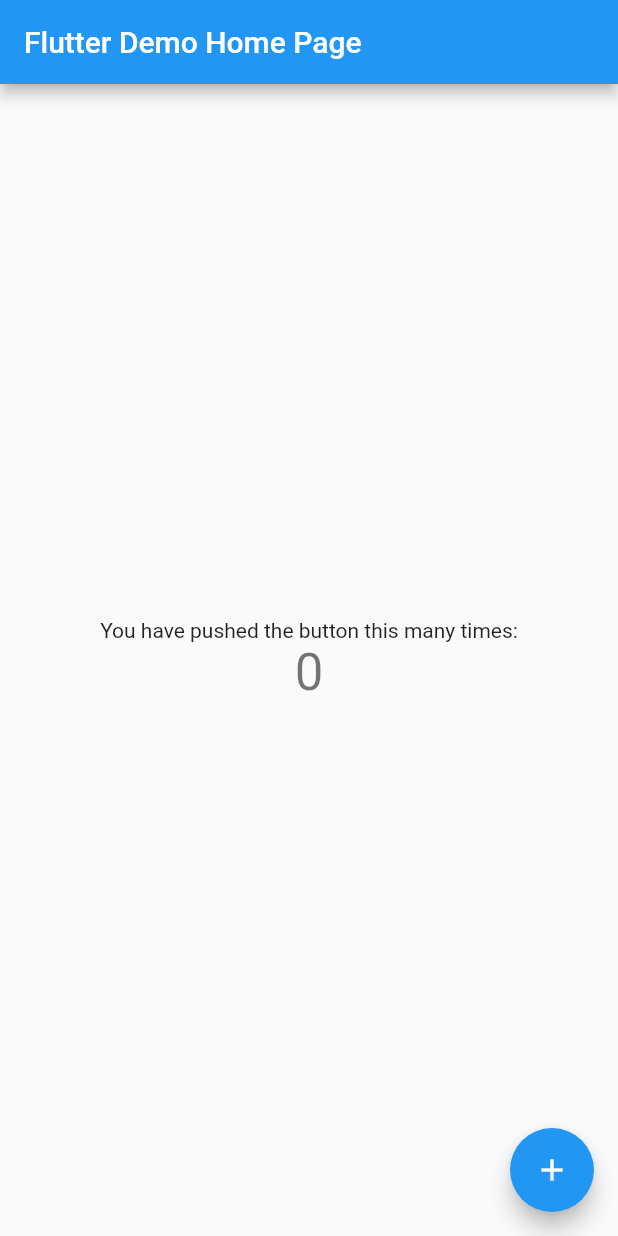
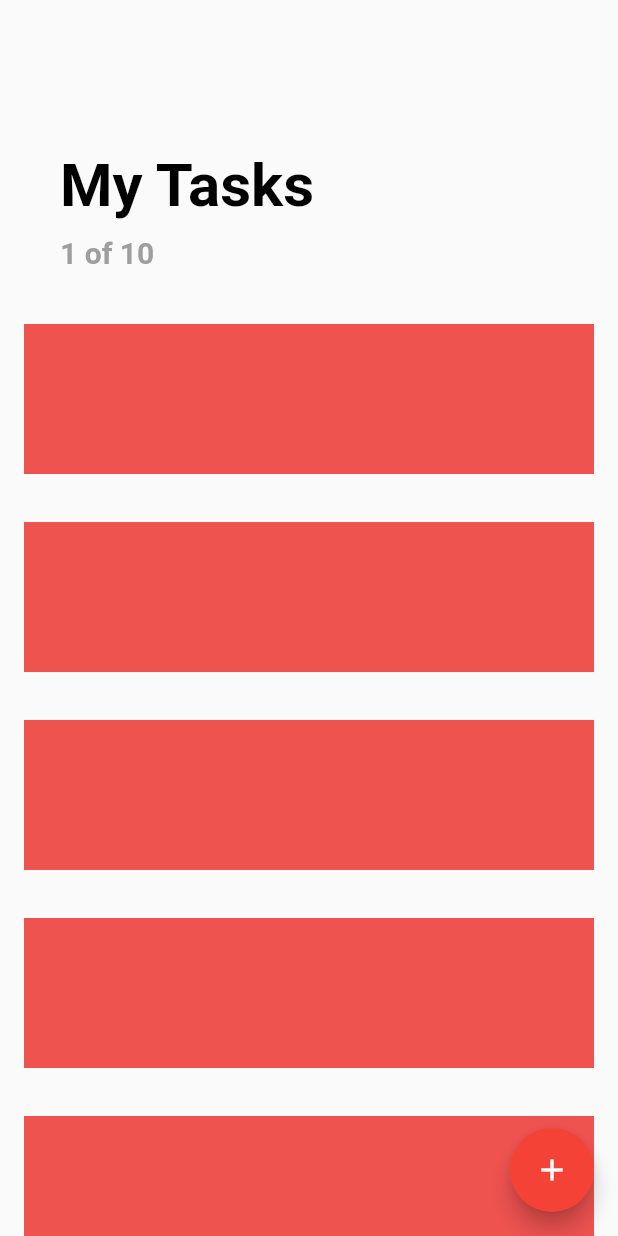
Before and after one commit to prufect/flutter_sqflite, a Flutter app: the screen it shows after launch, on a phone screen of 412 x 824 dp. Run offline on Flutter 3.47's test engine with Material 2 defaults, Android fonts, the phone set to English and light mode, and no system bars.

Commit message:
Setup basic UI

```diff
--- a/lib/main.dart
+++ b/lib/main.dart
@@ -1,113 +1,20 @@
 import 'package:flutter/material.dart';
+import 'package:flutter_sqflite/screens/todo_list_screen.dart';
 
 void main() {
   runApp(MyApp());
 }
 
 class MyApp extends StatelessWidget {
-  // This widget is the root of your application.
   @override
   Widget build(BuildContext context) {
     return MaterialApp(
-      title: 'Flutter Demo',
+      title: 'Flutter Todo List',
+      debugShowCheckedModeBanner: false,
       theme: ThemeData(
-        // This is the theme of your application.
-        //
-        // Try running your application with "flutter run". You'll see the
-        // application has a blue toolbar. Then, without quitting the app, try
-        // changing the primarySwatch below to Colors.green and then invoke
-        // "hot reload" (press "r" in the console where you ran "flutter run",
-        // or simply save your changes to "hot reload" in a Flutter IDE).
-        // Notice that the counter didn't reset back to zero; the application
-        // is not restarted.
-        primarySwatch: Colors.blue,
+        primarySwatch: Colors.red,
       ),
-      home: MyHomePage(title: 'Flutter Demo Home Page'),
+      home: TodoListScreen(),
     );
   }
 }
-
-class MyHomePage extends StatefulWidget {
-  MyHomePage({Key key, this.title}) : super(key: key);
-
-  // This widget is the home page of your application. It is stateful, meaning
-  // that it has a State object (defined below) that contains fields that affect
-  // how it looks.
-
-  // This class is the configuration for the state. It holds the values (in this
-  // case the title) provided by the parent (in this case the App widget) and
-  // used by the build method of the State. Fields in a Widget subclass are
-  // always marked "final".
-
-  final String title;
-
-  @override
-  _MyHomePageState createState() => _MyHomePageState();
-}
-
-class _MyHomePageState extends State<MyHomePage> {
-  int _counter = 0;
-
-  void _incrementCounter() {
-    setState(() {
-      // This call to setState tells the Flutter framework that something has
-      // changed in this State, which causes it to rerun the build method below
-      // so that the display can reflect the updated values. If we changed
-      // _counter without calling setState(), then the build method would not be
-      // called again, and so nothing would appear to happen.
-      _counter++;
-    });
-  }
-
-  @override
-  Widget build(BuildContext context) {
-    // This method is rerun every time setState is called, for instance as done
-    // by the _incrementCounter method above.
-    //
-    // The Flutter framework has been optimized to make rerunning build methods
-    // fast, so that you can just rebuild anything that needs updating rather
-    // than having to individually change instances of widgets.
-    return Scaffold(
-      appBar: AppBar(
-        // Here we take the value from the MyHomePage object that was created by
-        // the App.build method, and use it to set our appbar title.
-        title: Text(widget.title),
-      ),
-      body: Center(
-        // Center is a layout widget. It takes a single child and positions it
-        // in the middle of the parent.
-        child: Column(
-          // Column is also a layout widget. It takes a list of children and
-          // arranges them vertically. By default, it sizes itself to fit its
-          // children horizontally, and tries to be as tall as its parent.
-          //
-          // Invoke "debug painting" (press "p" in the console, choose the
-          // "Toggle Debug Paint" action from the Flutter Inspector in Android
-          // Studio, or the "Toggle Debug Paint" command in Visual Studio Code)
-          // to see the wireframe for each widget.
-          //
-          // Column has various properties to control how it sizes itself and
-          // how it positions its children. Here we use mainAxisAlignment to
-          // center the children vertically; the main axis here is the vertical
-          // axis because Columns are vertical (the cross axis would be
-          // horizontal).
-          mainAxisAlignment: MainAxisAlignment.center,
-          children: <Widget>[
-            Text(
-              'You have pushed the button this many times:',
-            ),
-            Text(
-              '$_counter',
-              style: Theme.of(context).textTheme.headline4,
-            ),
-          ],
-        ),
-      ),
-      floatingActionButton: FloatingActionButton(
-        onPressed: _incrementCounter,
-        tooltip: 'Increment',
-        child: Icon(Icons.add),
-      ), // This trailing comma makes auto-formatting nicer for build methods.
-    );
-  }
-}
--- /dev/null
+++ b/lib/screens/todo_list_screen.dart
@@ -0,0 +1,58 @@
+import 'package:flutter/material.dart';
+
+class TodoListScreen extends StatelessWidget {
+  @override
+  Widget build(BuildContext context) {
+    return Scaffold(
+      floatingActionButton: FloatingActionButton(
+        backgroundColor: Theme.of(context).primaryColor,
+        child: Icon(Icons.add),
+        onPressed: () => print("Add Task"),
+      ),
+      body: ListView.builder(
+        padding: EdgeInsets.symmetric(vertical: 80),
+        itemCount: 10,
+        itemBuilder: (context, index) {
+          if (index == 0) {
+            return Padding(
+              padding: const EdgeInsets.symmetric(
+                horizontal: 40.0,
+                vertical: 20,
+              ),
+              child: Column(
+                crossAxisAlignment: CrossAxisAlignment.start,
+                children: [
+                  Text(
+                    'My Tasks',
+                    style: TextStyle(
+                      color: Colors.black,
+                      fontSize: 40.0,
+                      fontWeight: FontWeight.bold,
+                    ),
+                  ),
+                  SizedBox(
+                    height: 10,
+                  ),
+                  Text(
+                    '1 of 10',
+                    style: TextStyle(
+                      color: Colors.grey,
+                      fontSize: 20,
+                      fontWeight: FontWeight.w600,
+                    ),
+                  ),
+                ],
+              ),
+            );
+          }
+          return Container(
+            margin: EdgeInsets.all(16),
+            height: 100,
+            width: double.infinity,
+            color: Colors.red[400],
+          );
+        },
+      ),
+    );
+  }
+}
```
